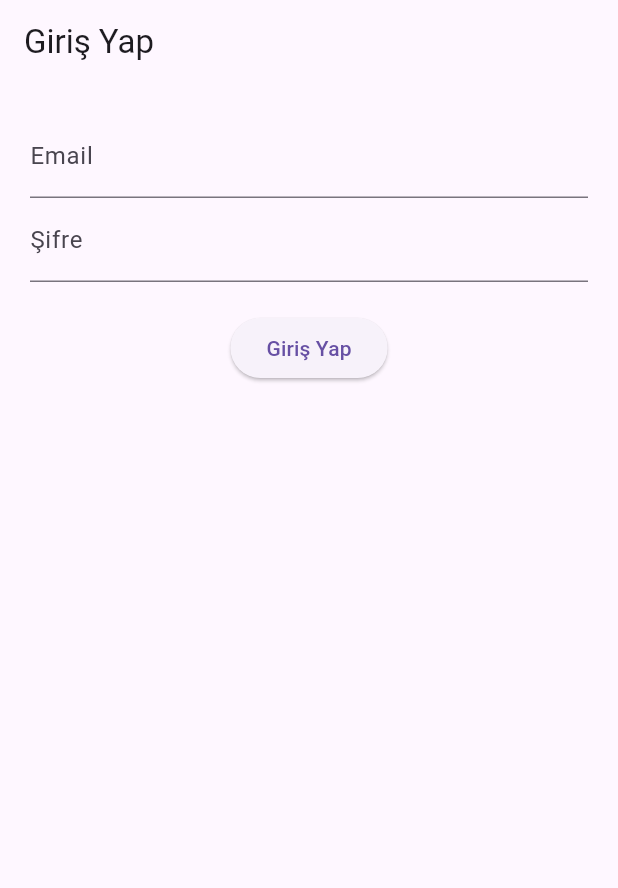
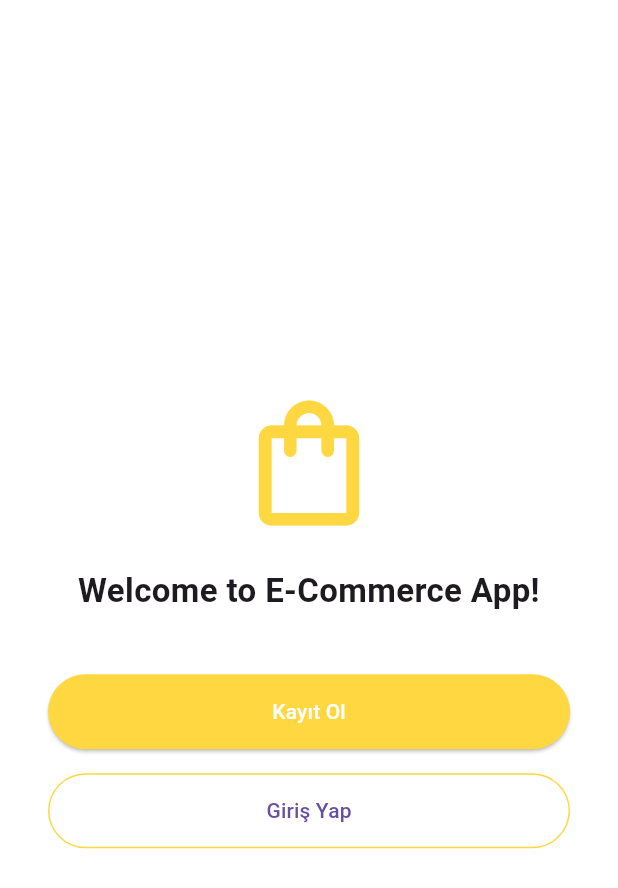
Before and after one commit to pashasarizada/E-Commerce, a Flutter app: the screen it shows after launch, on a phone screen of 412 x 824 dp. Shown: the top 888 px of the screen. Run offline on Flutter 3.47's test engine with Material 3 defaults, Android fonts, the phone set to English and light mode, and no system bars; our stand-ins replace cloud_firestore, firebase_auth, firebase_core; accounts and stored records are empty.

Commit message:
Provider init, WelcomeView designed

```diff
--- a/lib/services/authService.dart
+++ b/lib/services/authService.dart
@@ -55,12 +55,10 @@ class AuthService {
     }
   }
 
-  // Çıkış Yap
   Future<void> logout() async {
     await _firebaseAuth.signOut();
   }
 
-  // Şu anki kullanıcı
   User? get currentUser => _firebaseAuth.currentUser;
 
 }
--- a/lib/views/loginView.dart
+++ b/lib/views/loginView.dart
@@ -1,51 +1,18 @@
 import 'package:flutter/material.dart';
 import '../services/authService.dart';
+import 'package:flutter/material.dart';
+import 'package:provider/provider.dart';
+import '../viewmodels/loginViewModel.dart';
 
-class LoginView extends StatefulWidget {
-  const LoginView({Key? key}) : super(key: key);
-
-  @override
-  State<LoginView> createState() => _LoginViewState();
-}
-
-class _LoginViewState extends State<LoginView> {
-  final _userEmailController = TextEditingController();
-  final _userPasswordController = TextEditingController();
-
-  final _authService = AuthService();
-
-  bool _loading = false;
-  String? _error;
-
-  void _login() async {
-    setState(() {
-      _loading = true;
-      _error = null;
-    });
-
-    final user = await _authService.login(
-      userEmail: _userEmailController.text.trim(),
-      userPassword: _userPasswordController.text.trim(),
-    );
-
-    setState(() {
-      _loading = false;
-    });
-
-    if (user != null) {
-      ScaffoldMessenger.of(context).showSnackBar(
-        SnackBar(content: Text('Giriş başarılı! ✅')),
-      );
-      // TODO: Navigate to Home Page
-    } else {
-      setState(() {
-        _error = 'Giriş başarısız. Bilgileri kontrol et.';
-      });
-    }
-  }
+class LoginView extends StatelessWidget {
+  const LoginView({super.key});
 
   @override
   Widget build(BuildContext context) {
+    final loginVM = Provider.of<LoginViewModel>(context);
+    final _emailController = TextEditingController();
+    final _passwordController = TextEditingController();
+
     return Scaffold(
       appBar: AppBar(title: Text('Giriş Yap')),
       body: Padding(
@@ -53,23 +20,34 @@ class _LoginViewState extends State<LoginView> {
         child: Column(
           children: [
             TextField(
-              controller: _userEmailController,
+              controller: _emailController,
               decoration: InputDecoration(labelText: 'Email'),
-              keyboardType: TextInputType.emailAddress,
             ),
             TextField(
-              controller: _userPasswordController,
+              controller: _passwordController,
               decoration: InputDecoration(labelText: 'Şifre'),
               obscureText: true,
             ),
-            SizedBox(height: 20),
-            if (_error != null)
-              Text(_error!, style: TextStyle(color: Colors.red)),
-            _loading
-                ? CircularProgressIndicator()
+            const SizedBox(height: 20),
+            if (loginVM.errorMessage != null)
+              Text(loginVM.errorMessage!, style: TextStyle(color: Colors.red)),
+            loginVM.isLoading
+                ? const CircularProgressIndicator()
                 : ElevatedButton(
-              onPressed: _login,
-              child: Text('Giriş Yap'),
+              onPressed: () async {
+                await loginVM.login(
+                  email: _emailController.text.trim(),
+                  password: _passwordController.text.trim(),
+                );
+
+                if (loginVM.user != null) {
+                  ScaffoldMessenger.of(context).showSnackBar(
+                    const SnackBar(content: Text("Giriş başarılı!")),
+                  );
+                  // TODO: Navigate to Home Page
+                }
+              },
+              child: const Text('Giriş Yap'),
             ),
           ],
         ),
--- /dev/null
+++ b/lib/views/welcomeView.dart
@@ -0,0 +1,59 @@
+import 'package:flutter/material.dart';
+import 'loginView.dart';
+import 'registerView.dart';
+
+class WelcomeView extends StatelessWidget {
+  const WelcomeView({super.key});
+
+  @override
+  Widget build(BuildContext context) {
+    return Scaffold(
+      backgroundColor: Colors.white,
+      body: Padding(
+        padding: const EdgeInsets.symmetric(horizontal: 32.0),
+        child: Center(
+          child: Column(
+            mainAxisSize: MainAxisSize.min,
+            children: [
+              Icon(Icons.shopping_bag_outlined, size: 100, color: Colors.amberAccent),
+              const SizedBox(height: 20),
+              Text(
+                'Welcome to E-Commerce App!',
+                style: TextStyle(fontSize: 22, fontWeight: FontWeight.bold),
+                textAlign: TextAlign.center,
+              ),
+              const SizedBox(height: 40),
+              ElevatedButton(
+                onPressed: () {
+                  Navigator.push(
+                    context,
+                    MaterialPageRoute(builder: (_) => const RegisterView()),
+                  );
+                },
+                style: ElevatedButton.styleFrom(
+                  backgroundColor: Colors.amberAccent,
+                  minimumSize: Size(double.infinity, 50),
+                ),
+                child: const Text('Kayıt Ol',style: TextStyle(color: Colors.white),),
+              ),
+              const SizedBox(height: 16),
+              OutlinedButton(
+                onPressed: () {
+                  Navigator.push(
+                    context,
+                    MaterialPageRoute(builder: (_) => const LoginView()),
+                  );
+                },
+                style: OutlinedButton.styleFrom(
+                  minimumSize: Size(double.infinity, 50),
+                  side: BorderSide(color: Colors.amberAccent),
+                ),
+                child: const Text('Giriş Yap'),
+              ),
+            ],
+          ),
+        ),
+      ),
+    );
+  }
+}
--- a/pubspec.yaml
+++ b/pubspec.yaml
@@ -37,6 +37,7 @@ dependencies:
   firebase_core: ^3.12.1
   firebase_auth: ^5.5.1
   cloud_firestore: ^5.6.5
+  provider: ^6.1.2
 
 dev_dependencies:
   flutter_test:
```
Also changed, not shown: lib/main.dart (+17 -1 lines), lib/models/productModel.dart (added, +51 -0 lines), lib/viewmodels/loginViewModel.dart (added, +35 -0 lines), lib/viewmodels/registerViewModel.dart (added, +34 -0 lines), lib/views/registerView.dart (+33 -55 lines), pubspec.lock.
